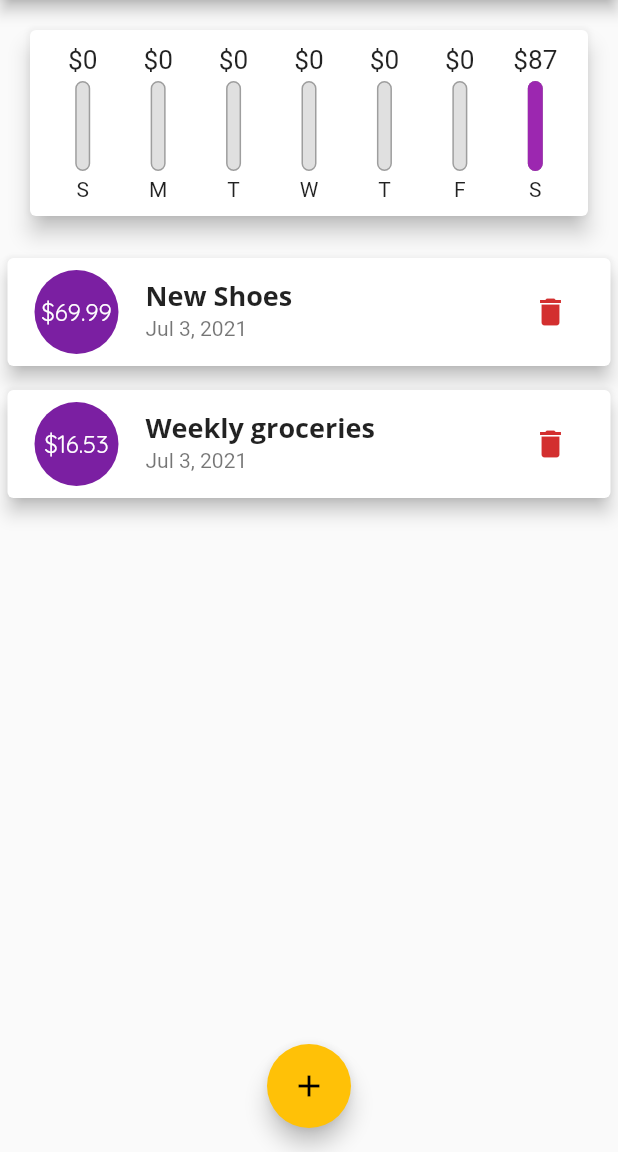
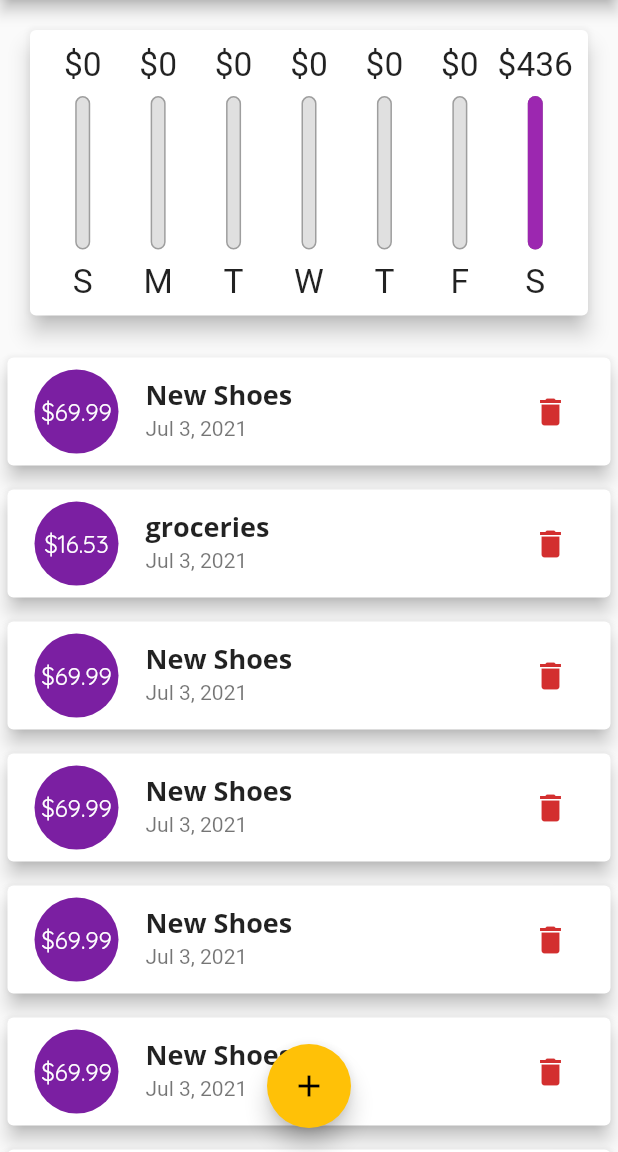
Before and after one commit to thomasviana/presonal-expenses-app, a Flutter app: the screen it shows after launch, on a phone screen of 412 x 824 dp, the part 84-1236 px from its top. Run offline on Flutter 3.47's test engine with Material 2 defaults, Android fonts, the phone set to English and light mode, and no system bars.

Commit message:
Adaptive

```diff
--- a/lib/main.dart
+++ b/lib/main.dart
@@ -1,18 +1,27 @@
+import 'dart:io';
+
 import 'package:flutter/material.dart';
 import 'package:flutter/foundation.dart';
-import 'dart:io';
+import 'package:flutter/services.dart';
+import 'package:flutter/cupertino.dart';
 
-import 'package:personal_expenses_app/widgets/new_transaction.dart';
-import 'package:personal_expenses_app/widgets/transaction_list.dart';
+import 'widgets/new_transaction.dart';
+import 'widgets/transaction_list.dart';
 import 'models/transaction.dart';
-import 'package:flutter/cupertino.dart';
-import 'package:personal_expenses_app/widgets/chart.dart';
+import 'widgets/chart.dart';
 
 void main() {
   FlutterError.onError = (FlutterErrorDetails details) {
     FlutterError.dumpErrorToConsole(details);
     if (kReleaseMode) exit(1);
   };
+  // WidgetsFlutterBinding.ensureInitialized();
+  // SystemChrome.setPreferredOrientations(
+  //   [
+  //     DeviceOrientation.portraitUp,
+  //     DeviceOrientation.portraitDown,
+  //   ],
+  // );
   runApp(MyApp());
 }
 
@@ -57,18 +66,22 @@ class MyHomePage extends StatefulWidget {
 class _MyHomePageState extends State<MyHomePage> {
   final List<Transaction> _userTransactions = [
     Transaction(
-      id: 't1',
-      title: 'New Shoes',
-      amount: 69.99,
-      date: DateTime.now(),
-    ),
+        id: 't1', title: 'New Shoes', amount: 69.99, date: DateTime.now()),
     Transaction(
-      id: 't2',
-      title: 'Weekly groceries',
-      amount: 16.53,
-      date: DateTime.now(),
-    )
+        id: 't2', title: 'groceries', amount: 16.53, date: DateTime.now()),
+    Transaction(
+        id: 't7', title: 'New Shoes', amount: 69.99, date: DateTime.now()),
+    Transaction(
+        id: 't3', title: 'New Shoes', amount: 69.99, date: DateTime.now()),
+    Transaction(
+        id: 't4', title: 'New Shoes', amount: 69.99, date: DateTime.now()),
+    Transaction(
+        id: 't5', title: 'New Shoes', amount: 69.99, date: DateTime.now()),
+    Transaction(
+        id: 't6', title: 'New Shoes', amount: 69.99, date: DateTime.now()),
   ];
+
+  bool _showChart = true;
 
   void addTx(String title, double amount, DateTime chosenDate) {
     final newTx = Transaction(
@@ -108,8 +121,23 @@ class _MyHomePageState extends State<MyHomePage> {
 
   @override
   Widget build(BuildContext context) {
-    return Scaffold(
-      appBar: AppBar(
+    final mediaQuery = MediaQuery.of(context);
+    final isLandscape = mediaQuery.orientation == Orientation.landscape;
+    final cupertinoAppBar = CupertinoNavigationBar(
+      middle: Text('Personal Expenses'),
+      trailing: Row(
+        mainAxisSize: MainAxisSize.min,
+        children: [
+          GestureDetector(
+            child: Icon(CupertinoIcons.add),
+            onTap: () {
+              _startNewTransaction(context);
+            },
+          )
+        ],
+      ),
+    );
+    final appBar = AppBar(
       title: Text('Personal Expenses'),
       actions: [
         Builder(
@@ -121,18 +149,71 @@ class _MyHomePageState extends State<MyHomePage> {
           ),
         )
       ],
-      ),
-      body: SingleChildScrollView(
+    );
+    Widget txListWidget = Container(
+      height: (mediaQuery.size.height -
+              appBar.preferredSize.height -
+              mediaQuery.padding.top) *
+          0.7,
+      child: TransactionList(_userTransactions, _deleteTransaction),
+    );
+
+    final pageBody = SafeArea(
+        child: SingleChildScrollView(
       child: Column(
         mainAxisAlignment: MainAxisAlignment.start,
         children: [
-            Chart(_recentTransactions),
-            TransactionList(_userTransactions, _deleteTransaction),
+          if (isLandscape)
+            Row(
+              mainAxisAlignment: MainAxisAlignment.center,
+              children: [
+                Text(
+                  'Show Chart',
+                  style: Theme.of(context).textTheme.headline6,
+                ),
+                Switch.adaptive(
+                    activeColor: Theme.of(context).accentColor,
+                    value: _showChart,
+                    onChanged: (val) {
+                      setState(() {
+                        _showChart = val;
+                      });
+                    })
               ],
             ),
+          if (isLandscape)
+            _showChart
+                ? Container(
+                    height: (mediaQuery.size.height -
+                            appBar.preferredSize.height -
+                            mediaQuery.padding.top) *
+                        0.6,
+                    child: Chart(_recentTransactions))
+                : txListWidget,
+          if (!isLandscape)
+            Container(
+                height: (mediaQuery.size.height -
+                        appBar.preferredSize.height -
+                        mediaQuery.padding.top) *
+                    0.3,
+                child: Chart(_recentTransactions)),
+          if (!isLandscape) txListWidget,
+        ],
       ),
-      floatingActionButtonLocation: FloatingActionButtonLocation.centerFloat,
-      floatingActionButton: Builder(
+    ));
+    return Platform.isIOS
+        ? CupertinoPageScaffold(
+            navigationBar: cupertinoAppBar,
+            child: pageBody,
+          )
+        : Scaffold(
+            appBar: appBar,
+            body: pageBody,
+            floatingActionButtonLocation:
+                FloatingActionButtonLocation.centerFloat,
+            floatingActionButton: Platform.isIOS
+                ? Container()
+                : Builder(
                     builder: (context) => FloatingActionButton(
                       child: Icon(Icons.add),
                       onPressed: () {
--- /dev/null
+++ b/lib/widgets/adaptive_button.dart
@@ -0,0 +1,27 @@
+import 'package:flutter/material.dart';
+import 'package:flutter/cupertino.dart';
+import 'dart:io';
+
+class AdaptiveFlatButton extends StatelessWidget {
+  final String text;
+  final VoidCallback handler;
+
+  AdaptiveFlatButton(this.text, this.handler);
+
+  @override
+  Widget build(BuildContext context) {
+    return Platform.isIOS
+        ? CupertinoButton(
+            child: Text(
+              text,
+              style: TextStyle(fontWeight: FontWeight.bold),
+            ),
+            onPressed: handler)
+        : TextButton(
+            onPressed: handler,
+            child: Text(
+              text,
+              style: TextStyle(fontWeight: FontWeight.bold),
+            ));
+  }
+}
--- a/lib/widgets/chart_bar.dart
+++ b/lib/widgets/chart_bar.dart
@@ -10,19 +10,21 @@ class ChartBar extends StatelessWidget {
 
   @override
   Widget build(BuildContext context) {
+    return LayoutBuilder(
+      builder: (ctx, constraint) {
         return Column(
           children: [
             Container(
-          height: 20,
+              height: constraint.maxHeight * 0.15,
               child: FittedBox(
                 child: Text('\$${spendigAmount.toStringAsFixed(0)}'),
               ),
             ),
             SizedBox(
-          height: 4,
+              height: constraint.maxHeight * 0.05,
             ),
             Container(
-          height: 60,
+              height: constraint.maxHeight * 0.6,
               width: 10,
               child: Stack(
                 children: [
@@ -46,10 +48,15 @@ class ChartBar extends StatelessWidget {
               ),
             ),
             SizedBox(
-          height: 4,
+              height: constraint.maxHeight * 0.05,
             ),
-        Text(label),
+            Container(
+              height: constraint.maxHeight * 0.15,
+              child: FittedBox(child: Text(label)),
+            ),
           ],
+        );
+      },
     );
   }
 }
--- a/lib/widgets/new_transaction.dart
+++ b/lib/widgets/new_transaction.dart
@@ -1,6 +1,9 @@
+import 'package:flutter/cupertino.dart';
 import 'package:flutter/material.dart';
+import 'package:personal_expenses_app/widgets/adaptive_button.dart';
 import 'package:personal_expenses_app/widgets/transaction_list.dart';
 import 'package:intl/intl.dart';
+import 'dart:io';
 
 class NewTransaction extends StatefulWidget {
   final Function addNewTx;
@@ -51,10 +54,16 @@ class _NewTransactionState extends State<NewTransaction> {
   Widget build(BuildContext context) {
     return Column(
       children: [
-        Card(
+        SingleChildScrollView(
+          child: Card(
             elevation: 5,
             child: Container(
-            padding: EdgeInsets.all(10),
+              padding: EdgeInsets.only(
+                top: 10,
+                left: 10,
+                right: 10,
+                bottom: MediaQuery.of(context).viewInsets.bottom + 10,
+              ),
               child: Column(
                 crossAxisAlignment: CrossAxisAlignment.end,
                 children: [
@@ -71,7 +80,8 @@ class _NewTransactionState extends State<NewTransaction> {
                     decoration: InputDecoration(
                       labelText: 'Amount',
                     ),
-                  keyboardType: TextInputType.numberWithOptions(decimal: true),
+                    keyboardType:
+                        TextInputType.numberWithOptions(decimal: true),
                     onSubmitted: (_) => _submitData(),
                   ),
                   Container(
@@ -85,12 +95,7 @@ class _NewTransactionState extends State<NewTransaction> {
                                 : 'Picked Date: ${DateFormat.yMd().format(_selectedDate)}',
                           ),
                         ),
-                      TextButton(
-                          onPressed: _presentDatePicker,
-                          child: Text(
-                            'Choose Date',
-                            style: TextStyle(fontWeight: FontWeight.bold),
-                          )),
+                        AdaptiveFlatButton('Choose date', _presentDatePicker)
                       ],
                     ),
                   ),
@@ -107,6 +112,7 @@ class _NewTransactionState extends State<NewTransaction> {
               ),
             ),
           ),
+        ),
       ],
     );
   }
--- a/lib/widgets/transaction_list.dart
+++ b/lib/widgets/transaction_list.dart
@@ -10,24 +10,27 @@ class TransactionList extends StatelessWidget {
 
   @override
   Widget build(BuildContext context) {
-    return Container(
-      height: 500,
-      child: transactions.isEmpty
-          ? Column(
+    return transactions.isEmpty
+        ? LayoutBuilder(builder: (context, constraint) {
+            return Column(
               children: [
-                Text('No transactions added yet!'),
+                Text(
+                  'No transactions added yet!',
+                  style: Theme.of(context).textTheme.headline6,
+                ),
                 SizedBox(
-                  height: 50,
+                  height: 20,
                 ),
                 Container(
-                  height: 200,
+                  height: constraint.maxHeight * 0.6,
                   child: Image.asset(
                     'assets/images/waiting.png',
                     fit: BoxFit.cover,
                   ),
                 )
               ],
-            )
+            );
+          })
         : ListView.builder(
             itemCount: transactions.length,
             itemBuilder: (ctx, index) {
@@ -50,7 +53,16 @@ class TransactionList extends StatelessWidget {
                   subtitle: Text(
                     DateFormat.yMMMd().format(transactions[index].date),
                   ),
-                    trailing: IconButton(
+                  trailing: MediaQuery.of(context).size.width > 460
+                      ? TextButton.icon(
+                          onPressed: () => deleteTx(transactions[index].id),
+                          style: TextButton.styleFrom(
+                            primary: Theme.of(context).errorColor,
+                          ),
+                          icon: Icon(Icons.delete),
+                          label: Text('Delete'),
+                        )
+                      : IconButton(
                           icon: Icon(
                             Icons.delete,
                             color: Theme.of(context).errorColor,
@@ -60,7 +72,6 @@ class TransactionList extends StatelessWidget {
                 ),
               );
             },
-            ),
           );
   }
 }
```
Lines whose indentation alone changed are shown as unchanged.
